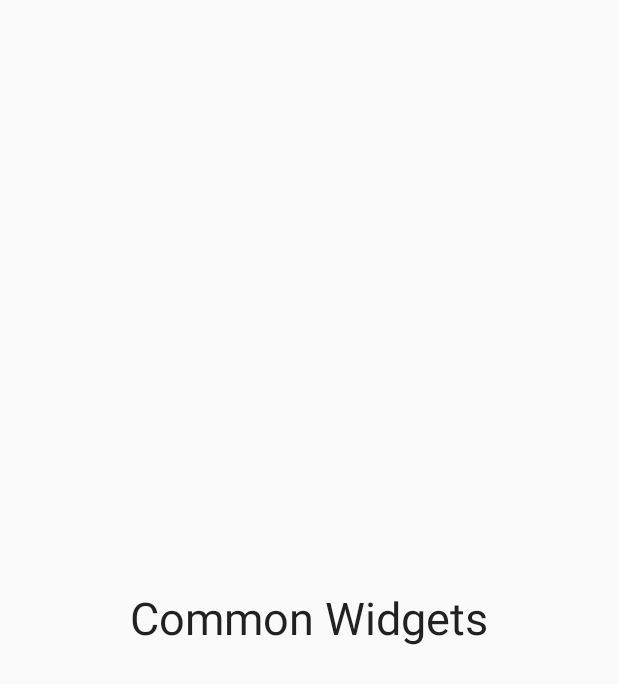
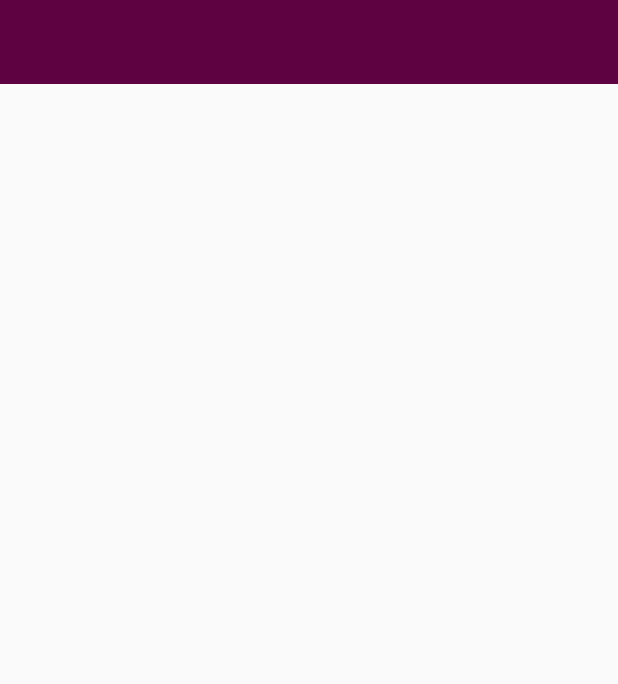
Before and after one commit to saiful00000/LearnAndroid, an Android app: the layout activity_common_widget.xml on its own in the app's theme, with its tools: preview values and no code run, on a phone screen of 412 x 824 dp. Shown: the top 684 px of the screen. Run offline under Robolectric (Android 15) with nearby library versions, the phone set to English and light mode, and no system bars.

Commit message:
Common widget contents added into listview and onclick performed

```diff
--- a/app/build.gradle
+++ b/app/build.gradle
@@ -22,6 +22,7 @@ dependencies {
     implementation fileTree(dir: 'libs', include: ['*.jar'])
     implementation 'com.android.support:appcompat-v7:28.0.0'
     implementation 'com.android.support.constraint:constraint-layout:1.1.3'
+    implementation 'com.android.support:support-v4:28.0.0'
     testImplementation 'junit:junit:4.12'
     androidTestImplementation 'com.android.support.test:runner:1.0.2'
     androidTestImplementation 'com.android.support.test.espresso:espresso-core:3.0.2'
--- a/app/src/main/res/layout/activity_common_widget.xml
+++ b/app/src/main/res/layout/activity_common_widget.xml
@@ -5,15 +5,32 @@
     android:layout_width="match_parent"
     android:layout_height="match_parent"
     android:orientation="vertical"
-    android:gravity="center"
     tools:context=".CommonWidgetActivity">
 
-    <TextView
-        android:layout_width="wrap_content"
+
+    <android.support.v7.widget.Toolbar
+        android:id="@+id/tolbarId"
+        android:layout_width="match_parent"
         android:layout_height="wrap_content"
-        android:text="Common Widgets"
-        style="@style/Base.TextAppearance.AppCompat.Body1"
-        android:textSize="30dp"
-        />
+        android:background="@color/colorViolate"
+        android:theme="@style/ThemeOverlay.AppCompat.Dark.ActionBar">
+
+    </android.support.v7.widget.Toolbar>
+
+    <LinearLayout
+        android:layout_width="match_parent"
+        android:layout_height="match_parent"
+        android:orientation="vertical">
+
+        <ListView
+            android:id="@+id/widgetsListViewId"
+            android:layout_width="match_parent"
+            android:layout_height="match_parent"
+            android:divider="@color/gray"
+            android:dividerHeight="4dp"
+            android:padding="4dp">
+        </ListView>
+
+    </LinearLayout>
 
 </LinearLayout>
```
Also changed, not shown: app/src/main/java/com/example/saifulislam/learnandroid/CommonWidgetActivity.java (+66 -0 lines), app/src/main/java/com/example/saifulislam/learnandroid/WidgetJava.java (added, +108 -0 lines), app/src/main/java/com/example/saifulislam/learnandroid/adapters/WidgetsListViewAdapter.java (added, +54 -0 lines), app/src/main/res/layout/fragment_widget_java.xml (added, +14 -0 lines), app/src/main/res/values/strings.xml (+17 -0 lines).
